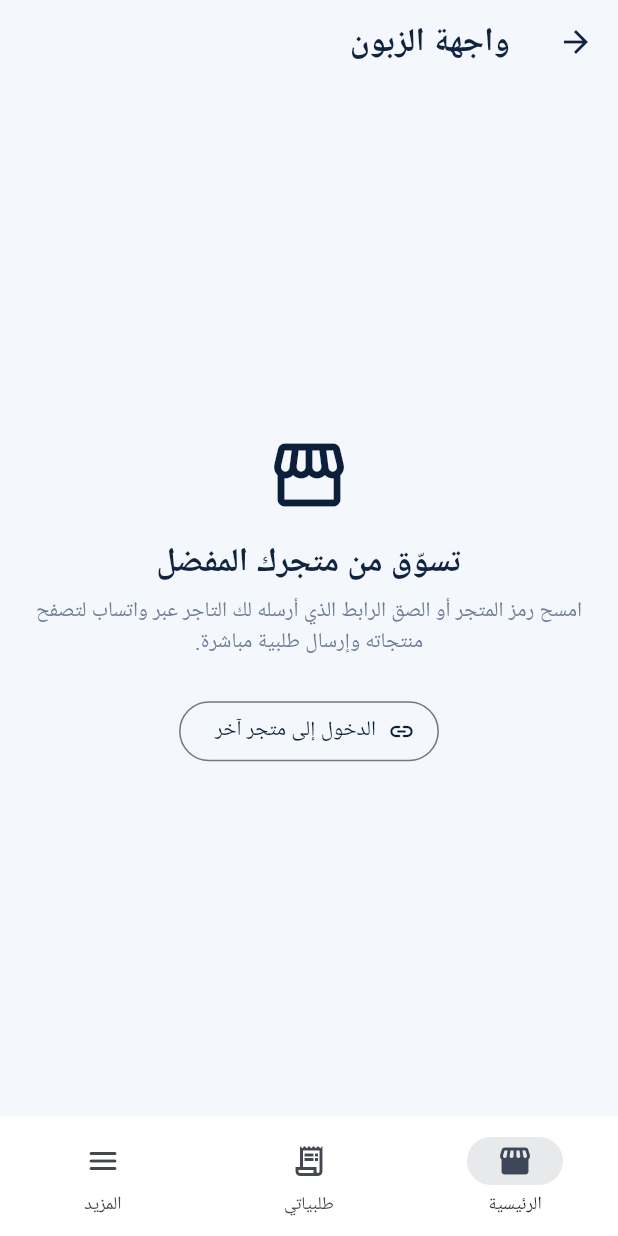
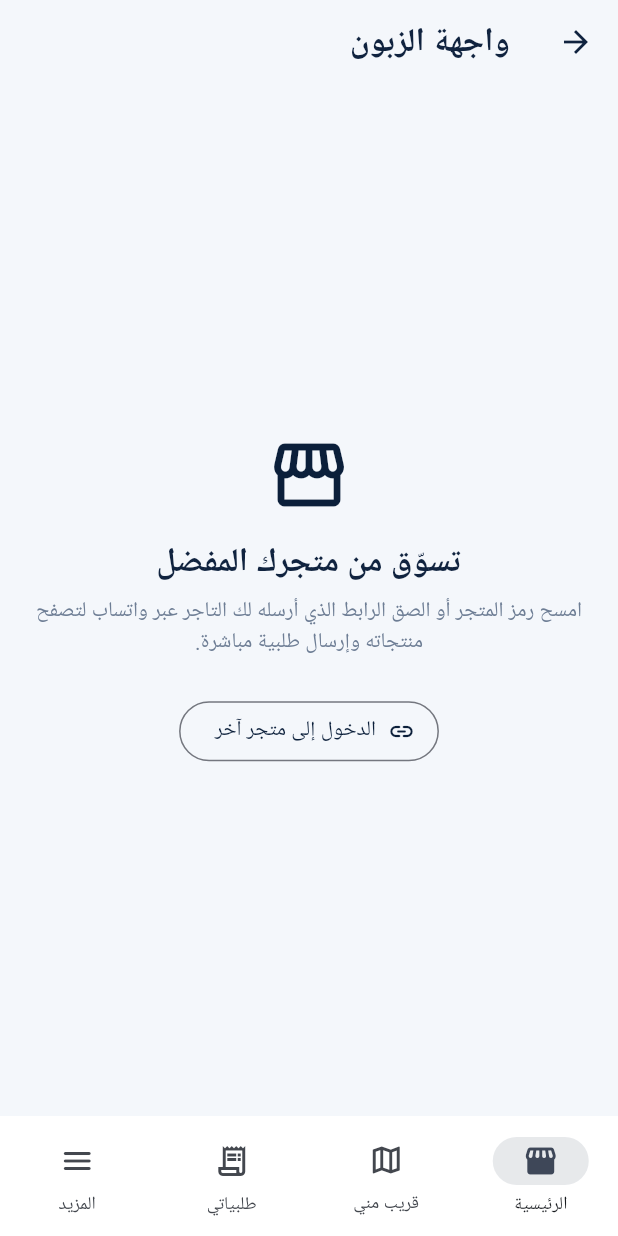
Before and after one commit to Gyorinm/atmina, a Flutter app: the CustomerHomeShell screen opened directly, on a phone screen of 412 x 824 dp. Run offline on Flutter 3.47's test engine with Material 3 defaults, Android fonts, the phone set to English and light mode, and no system bars; our stand-ins replace app_links, file_picker, flutter_map, flutter_riverpod, geolocator, image_picker and 5 more; missing offline and left inert: mobile_scanner; accounts and stored records are empty; network calls fail.

Commit message:
feat: add nearby stores map tab to customer nav

```diff
--- a/lib/src/features/customer/presentation/screens/customer_home_shell.dart
+++ b/lib/src/features/customer/presentation/screens/customer_home_shell.dart
@@ -2,11 +2,13 @@ import 'package:flutter/material.dart';
 
 import '../../../../core/constants/app_colors.dart';
 import '../../../store/presentation/screens/customer_orders_screen.dart';
+import '../../../store/presentation/screens/nearby_stores_map_screen.dart';
 import 'customer_home_screen.dart';
 import 'customer_more_screen.dart';
 
 /// الغلاف الرئيسي لواجهة الزبون، يضم شريط تنقل سفلي بالأيقونات
-/// (على غرار تطبيق فيسبوك) للتبديل بين الرئيسية، طلبياتي، والمزيد.
+/// (على غرار تطبيق فيسبوك) للتبديل بين الرئيسية، القريبة مني، طلبياتي،
+/// والمزيد.
 class CustomerHomeShell extends StatefulWidget {
   const CustomerHomeShell({super.key});
 
@@ -19,6 +21,7 @@ class _CustomerHomeShellState extends State<CustomerHomeShell> {
 
   static const List<Widget> _tabs = [
     CustomerHomeScreen(),
+    NearbyStoresMapScreen(),
     CustomerOrdersScreen(),
     CustomerMoreScreen(),
   ];
@@ -36,6 +39,7 @@ class _CustomerHomeShellState extends State<CustomerHomeShell> {
           indicatorColor: AppColors.navy.withValues(alpha: 0.1),
           destinations: const [
             NavigationDestination(icon: Icon(Icons.storefront_outlined), selectedIcon: Icon(Icons.storefront_rounded), label: 'الرئيسية'),
+            NavigationDestination(icon: Icon(Icons.map_outlined), selectedIcon: Icon(Icons.map_rounded), label: 'قريب مني'),
             NavigationDestination(icon: Icon(Icons.receipt_long_outlined), selectedIcon: Icon(Icons.receipt_long_rounded), label: 'طلبياتي'),
             NavigationDestination(icon: Icon(Icons.menu_rounded), selectedIcon: Icon(Icons.menu_open_rounded), label: 'المزيد'),
           ],
```
